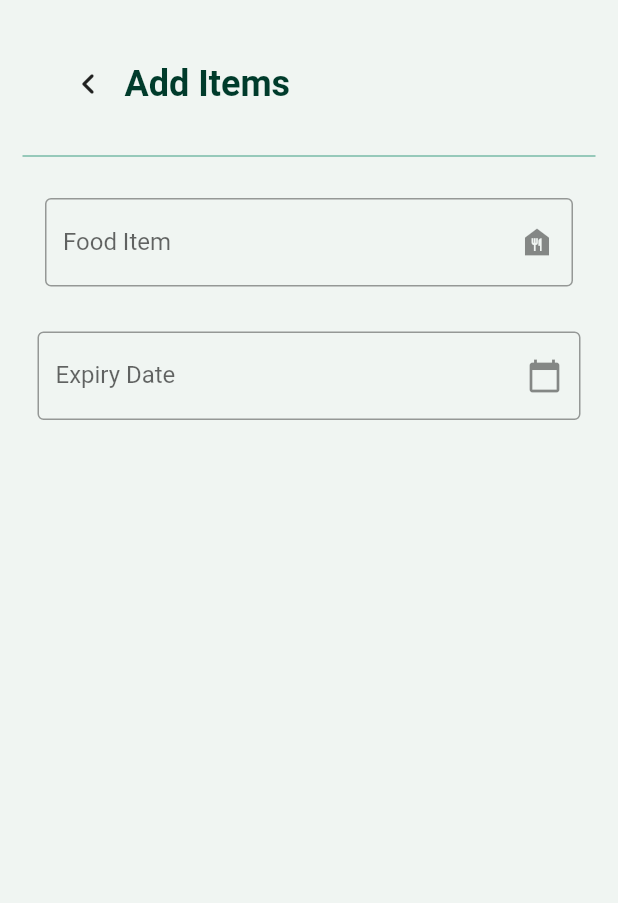
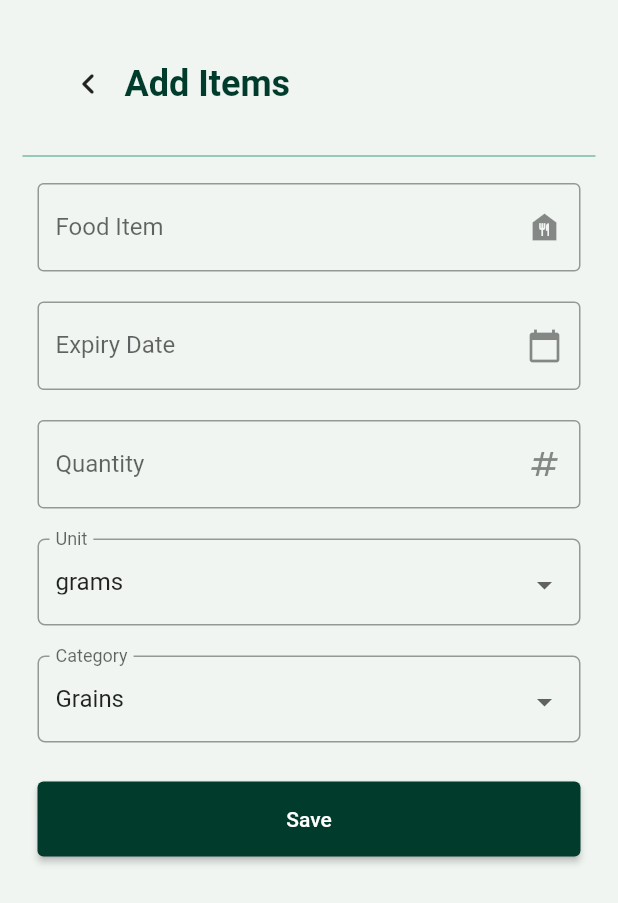
Before and after one commit to amelia-chew-2022/GI-T6-Code-Crusaders, a Flutter app: the Inventory screen opened directly with empty values, after a tap on the "add" icon, on a phone screen of 412 x 824 dp. Shown: the top 903 px of the screen. Run offline on Flutter 3.47's test engine with Material 2 defaults, Android fonts, the phone set to English and light mode, and no system bars.

Commit message:
update add item page

```diff
--- a/foodsaver/lib/addFoodItem.dart
+++ b/foodsaver/lib/addFoodItem.dart
@@ -1,16 +1,38 @@
 import 'package:flutter/material.dart';
+import 'package:flutter/services.dart';
 import 'package:intl/intl.dart';
-
+import './inventory.dart';
 
 class AddFoodItem extends StatefulWidget {
   @override
   State<AddFoodItem> createState() => _AddFoodItemState();
+
+  const AddFoodItem({super.key, required this.email});
+  final String email;
+
 }
 
 class _AddFoodItemState extends State<AddFoodItem> {
+
+
   final _formkey = GlobalKey<FormState>();
   TextEditingController nameController = TextEditingController();
   TextEditingController expireDateController = TextEditingController();
+  TextEditingController quantityeController = TextEditingController();
+
+  String unit = 'grams';
+  var units = ['grams', 'millimetre', 'litres', 'loaf', 'kilograms'];
+
+  String cat = 'Grains';
+  var cats = [
+    'Grains',
+    'Milk Product',
+    'Fruits',
+    'Nuts',
+    'Vegetables',
+    'Snacks',
+    'Beverages'
+  ];
 
   @override
   void initState() {
@@ -41,7 +63,7 @@ class _AddFoodItemState extends State<AddFoodItem> {
                             },
                           )),
                           const Text("Add Items",
-                              style:  TextStyle(
+                              style: TextStyle(
                                 color: Color(0xFF003B2B),
                                 fontSize: 24,
                                 fontWeight: FontWeight.w700,
@@ -53,8 +75,7 @@ class _AddFoodItemState extends State<AddFoodItem> {
                     thickness: 0.5,
                   ),
                   Padding(
-                      padding: const EdgeInsets.symmetric(
-                          horizontal: 15, vertical: 20),
+                      padding: const EdgeInsets.all(10),
                       child: TextFormField(
                         controller: nameController,
                         decoration: const InputDecoration(
@@ -86,20 +107,111 @@ class _AddFoodItemState extends State<AddFoodItem> {
                               firstDate: DateTime(2000),
                               lastDate: DateTime(2101));
 
-                              if (pickedDate!=null){
+                          if (pickedDate != null) {
                             print(pickedDate);
-                                String formattedDate = DateFormat('yyyy-MM-dd').format(pickedDate);
+                            String formattedDate =
+                                DateFormat('yyyy-MM-dd').format(pickedDate);
                             print(formattedDate);
 
                             setState(() {
                               expireDateController.text = formattedDate;
                             });
-                              }
-                              else{
+                          } else {
                             print("Date is not selected");
                           }
                         },
-                      )))
+                      ))),
+                  Container(
+                    padding: const EdgeInsets.all(10),
+                    child: TextField(
+                      controller: quantityeController,
+                      decoration: const InputDecoration(
+                          suffixIcon: Icon(Icons.numbers),
+                          labelText: "Quantity",
+                          border: OutlineInputBorder(
+                              borderSide: BorderSide(
+                            color: Color(0xFF007F5C),
+                          ))),
+                      keyboardType: TextInputType.number,
+                      inputFormatters: <TextInputFormatter>[
+                        FilteringTextInputFormatter.digitsOnly
+                      ],
+                    ),
+                  ),
+                  Container(
+                      height: 78,
+                      padding: const EdgeInsets.all(10),
+                      child: InputDecorator(
+                          decoration: InputDecoration(
+                              hintText: "Please select units",
+                              labelText: "Unit",
+                              border: OutlineInputBorder(
+                                borderSide: BorderSide(
+                                  color: Color(0xFF007F5C),
+                                ),
+                                borderRadius: BorderRadius.circular(5.0),
+                              )),
+                          child: DropdownButtonHideUnderline(
+                              child: DropdownButton(
+                                  value: unit,
+                                  items: units.map((String items) {
+                                    return DropdownMenuItem(
+                                      value: items,
+                                      child: Text(items),
+                                    );
+                                  }).toList(),
+                                  onChanged: (String? newValue) {
+                                    setState(() {
+                                      unit = newValue!;
+                                    });
+                                  })))),
+                  Container(
+                      height: 78,
+                      padding: const EdgeInsets.all(10),
+                      child: InputDecorator(
+                          decoration: InputDecoration(
+                              hintText: "Please select category",
+                              labelText: "Category",
+                              border: OutlineInputBorder(
+                                borderSide: BorderSide(
+                                  color: const Color(0xFF007F5C),
+                                ),
+                                borderRadius: BorderRadius.circular(5.0),
+                              )),
+                          child: DropdownButtonHideUnderline(
+                              child: DropdownButton(
+                                  value: cat,
+                                  items: cats.map((String items) {
+                                    return DropdownMenuItem(
+                                      value: items,
+                                      child: Text(items),
+                                    );
+                                  }).toList(),
+                                  onChanged: (String? newValue) {
+                                    setState(() {
+                                      cat = newValue!;
+                                    });
+                                  })))),
+                  Padding(
+                      padding: const EdgeInsets.symmetric(
+                          horizontal: 10, vertical: 16),
+                      child: Center(
+                        child: ElevatedButton(
+                          onPressed: () {
+                            Navigator.push(
+                                context,
+                                MaterialPageRoute(
+                                    builder: (context) => Inventory(
+                                        email: widget.email))
+                                        );
+                          },
+                          style: ElevatedButton.styleFrom(
+                              minimumSize: const Size.fromHeight(50),
+                              backgroundColor: Color(0xFF003B2B)),
+                          child: const Text("Save"),
+                        ),
+                      )),
+
                 ],
               ))),
     );
--- a/foodsaver/lib/inventory.dart
+++ b/foodsaver/lib/inventory.dart
@@ -64,7 +64,7 @@ class Inventory extends StatelessWidget {
                                 Navigator.push(
                                     context,
                                     MaterialPageRoute(
-                                        builder: (context) => AddFoodItem()));
+                                        builder: (context) => AddFoodItem(email: email)));
                               },
                             ))
                           ]),
--- a/foodsaver/lib/login.dart
+++ b/foodsaver/lib/login.dart
@@ -99,7 +99,7 @@ class _LoginState extends State<Login> {
                               context,
                               MaterialPageRoute(
                                   builder: (context) =>
-                                      Inventory(email: emailController.text)));;
+                                      Inventory(email: emailController.text)));
                   },
                 ),
               ]
```
Lines whose indentation alone changed are shown as unchanged.
